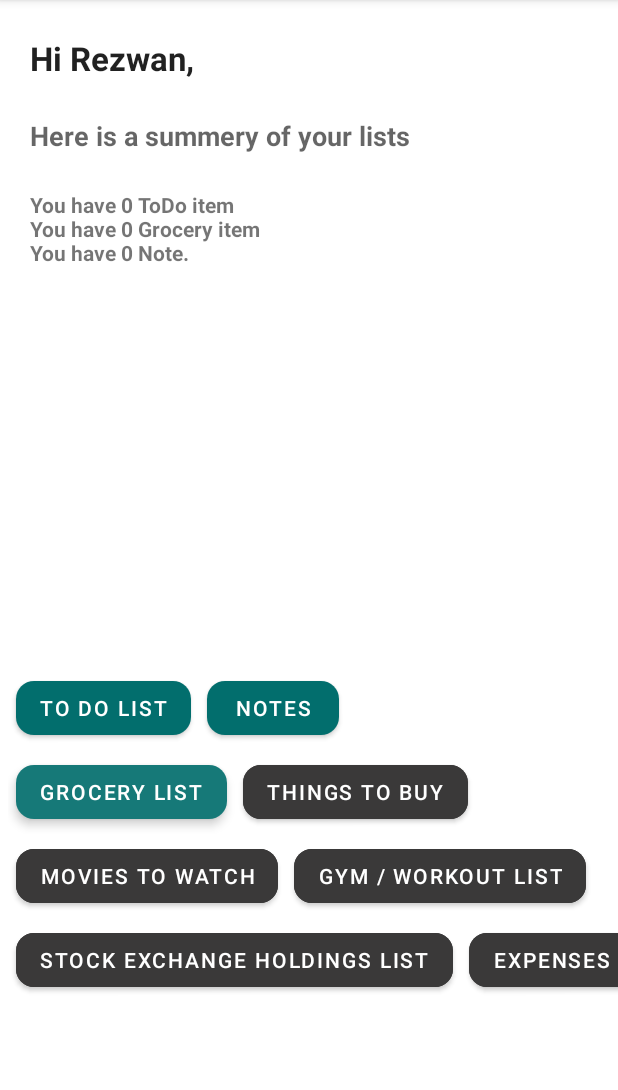
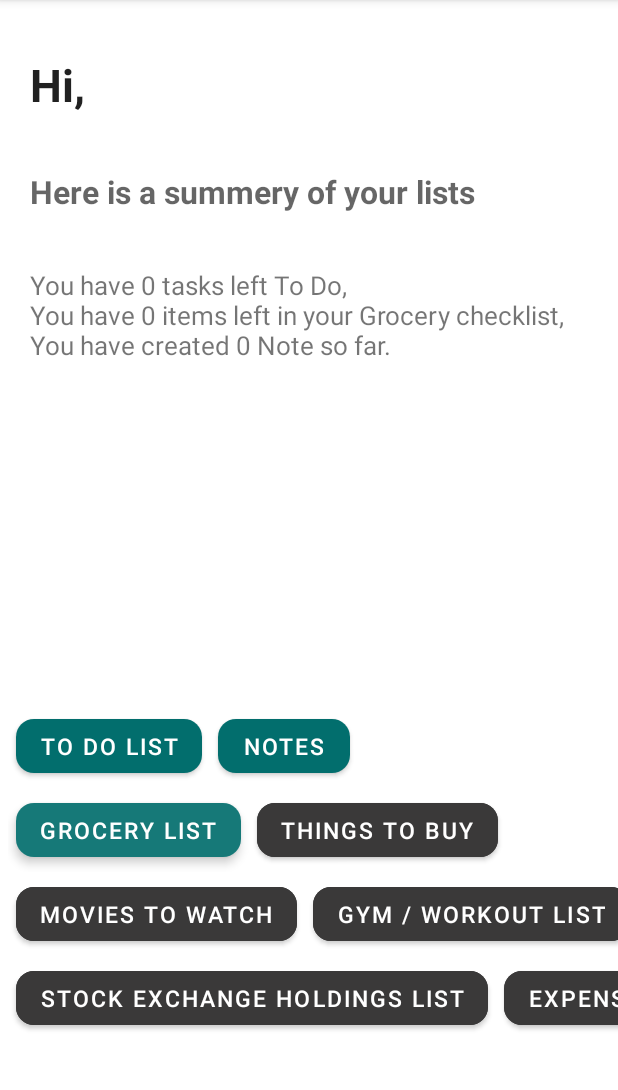
Before and after one commit to AjNafis/PresentList, an Android app: the screen it shows after launch (mainMenu_Activity), on a phone screen of 412 x 824 dp, the part 84-1174 px from its top. Run offline under Robolectric (Android 15) with nearby library versions, the phone set to English and light mode, and no system bars.

Commit message:
Made some UI changes.

```diff
--- a/app/src/main/java/com/example/MillenApp/MainMenu/mainMenu_Activity.java
+++ b/app/src/main/java/com/example/MillenApp/MainMenu/mainMenu_Activity.java
@@ -86,15 +86,15 @@ public class mainMenu_Activity extends AppCompatActivity {
         //We are doing this to keep track of how many rows are present in the database for each individual list.
         Cursor cr = TodoListDb.rawQuery("SELECT COUNT(ID) FROM ToDoListDataTable",null);
         cr.moveToFirst();
-        totalRows.add("You have " + cr.getString(0) + " ToDo " + (Integer.parseInt(cr.getString(0)) > 1 ? "items" : "item" ));
+        totalRows.add("You have " + cr.getString(0) + (Integer.parseInt(cr.getString(0)) != 1 ? " tasks" : " task" ) + " left To Do, ");
 
         cr = GroceryListDb.rawQuery("SELECT COUNT(*) FROM GroceryListDataTable",null);
         cr.moveToFirst();
-        totalRows.add("You have " + cr.getString(0) + " Grocery " + (Integer.parseInt(cr.getString(0)) > 1 ? "items" : "item" ));
+        totalRows.add("You have " + cr.getString(0) + (Integer.parseInt(cr.getString(0)) != 1 ? " items" : " item") + " left in your Grocery checklist,");
 
         cr = NotesListDb.rawQuery("SELECT COUNT(*) FROM NotesListDataTable",null);
         cr.moveToFirst();
-        totalRows.add("You have " + cr.getString(0) + (Integer.parseInt(cr.getString(0)) > 1 ? " Notes." : " Note.")) ;
+        totalRows.add("You have created " + cr.getString(0) + (Integer.parseInt(cr.getString(0)) > 1 ? " Notes" : " Note") + " so far. ") ;
 
         cr.close();
         summaryView = findViewById(R.id.summaryTV);
--- a/app/src/main/res/layout/activity_main_screen.xml
+++ b/app/src/main/res/layout/activity_main_screen.xml
@@ -5,6 +5,23 @@
     android:layout_width="match_parent"
     android:layout_height="match_parent"
     tools:context="com.example.MillenApp.MainMenu.mainMenu_Activity">
+
+    <ImageView
+        android:id="@+id/dividerIV2"
+        android:layout_width="match_parent"
+        android:layout_height="2dp"
+        android:layout_marginStart="15dp"
+        android:layout_marginEnd="15dp"
+        android:layout_weight="1"
+        android:background="@color/rez_divider_grey"
+        android:paddingBottom="0dp"
+        android:visibility="invisible"
+        app:layout_constraintBottom_toBottomOf="parent"
+        app:layout_constraintEnd_toEndOf="parent"
+        app:layout_constraintStart_toStartOf="parent"
+        app:layout_constraintTop_toBottomOf="@+id/horizontalScrollView"
+        app:srcCompat="?attr/dividerHorizontal"
+        tools:srcCompat="?android:attr/listDivider" />
 
     <ProgressBar
         android:id="@+id/progressBar"
@@ -19,18 +36,36 @@
         app:layout_constraintTop_toBottomOf="@+id/summaryTV" />
 
 
+    <ImageView
+        android:id="@+id/dividerIV"
+        android:layout_width="match_parent"
+        android:layout_height="2dp"
+        android:layout_marginLeft="15dp"
+        android:layout_marginRight="15dp"
+        android:layout_weight="1"
+        android:background="@color/rez_divider_grey"
+        android:paddingBottom="0dp"
+        android:visibility="invisible"
+        app:layout_constraintBottom_toTopOf="@+id/horizontalScrollView"
+        app:layout_constraintEnd_toEndOf="parent"
+        app:layout_constraintHorizontal_bias="0.5"
+        app:layout_constraintStart_toStartOf="parent"
+        app:layout_constraintTop_toBottomOf="@+id/progressBar"
+        app:srcCompat="?attr/dividerHorizontal"
+        tools:srcCompat="?android:attr/listDivider" />
+
     <HorizontalScrollView
         android:id="@+id/horizontalScrollView"
         android:layout_width="0dp"
-        android:layout_height="300dp"
-        app:layout_constraintBottom_toBottomOf="parent"
+        android:layout_height="wrap_content"
+        app:layout_constraintBottom_toTopOf="@+id/dividerIV2"
         app:layout_constraintEnd_toEndOf="parent"
         app:layout_constraintStart_toStartOf="parent"
         app:layout_constraintTop_toBottomOf="@+id/scroolViewHeaderTV">
 
         <LinearLayout
             android:layout_width="wrap_content"
-            android:layout_height="match_parent"
+            android:layout_height="wrap_content"
             android:orientation="vertical"
             android:paddingLeft="5dp"
             android:paddingRight="5dp"
@@ -54,6 +89,7 @@
                     android:layout_marginRight="5dp"
                     android:layout_marginBottom="4dp"
                     android:text="To Do List"
+                    android:textSize="15sp"
                     app:cornerRadius="12dp" />
 
                 <Button
@@ -65,6 +101,7 @@
                     android:layout_marginRight="5dp"
                     android:layout_marginBottom="4dp"
                     android:text="Notes"
+                    android:textSize="15sp"
                     app:cornerRadius="12dp" />
             </LinearLayout>
 
@@ -82,6 +119,7 @@
                     android:layout_marginRight="5dp"
                     android:layout_marginBottom="4dp"
                     android:text="Grocery List"
+                    android:textSize="15sp"
                     app:cornerRadius="12dp" />
 
                 <Button
@@ -94,6 +132,7 @@
                     android:layout_marginBottom="4dp"
                     android:backgroundTint="#3A3939"
                     android:text="Things to Buy"
+                    android:textSize="15sp"
                     app:cornerRadius="12dp" />
 
             </LinearLayout>
@@ -113,6 +152,7 @@
                     android:layout_marginBottom="4dp"
                     android:backgroundTint="#3A3939"
                     android:text="Movies to Watch"
+                    android:textSize="15sp"
                     app:cornerRadius="12dp" />
 
                 <Button
@@ -125,6 +165,7 @@
                     android:layout_marginBottom="4dp"
                     android:backgroundTint="#3A3939"
                     android:text="Gym / Workout List"
+                    android:textSize="15sp"
                     app:cornerRadius="12dp" />
 
             </LinearLayout>
@@ -145,6 +186,7 @@
                     android:layout_marginBottom="4dp"
                     android:backgroundTint="#3A3939"
                     android:text="Stock Exchange Holdings List"
+                    android:textSize="15sp"
                     app:cornerRadius="12dp" />
 
                 <Button
@@ -158,6 +200,7 @@
                     android:layout_weight="1"
                     android:backgroundTint="#3A3939"
                     android:text="Expenses List"
+                    android:textSize="15sp"
                     app:cornerRadius="12dp" />
 
             </LinearLayout>
@@ -169,8 +212,9 @@
         android:id="@+id/welcomeMsgTV"
         android:layout_width="wrap_content"
         android:layout_height="wrap_content"
-        android:text="Hi Rezwan,"
+        android:text="Hi,"
         android:textAppearance="@style/TextAppearance.AppCompat.Large"
+        android:textSize="30sp"
         android:textStyle="bold"
         android:visibility="visible"
         app:layout_constraintBottom_toTopOf="@+id/staticTextView"
@@ -198,7 +242,9 @@
         android:layout_width="wrap_content"
         android:layout_height="wrap_content"
         android:text="Here is a summery of your lists"
+        android:textAlignment="viewStart"
         android:textAppearance="@style/TextAppearance.AppCompat.Medium"
+        android:textSize="21sp"
         android:textStyle="bold"
         app:layout_constraintBottom_toTopOf="@+id/summaryTV"
         app:layout_constraintStart_toStartOf="@+id/leftVerticleGLine"
@@ -209,7 +255,8 @@
         android:layout_width="0dp"
         android:layout_height="171dp"
         android:text="Show summary for data in database"
-        android:textStyle="bold"
+        android:textAppearance="@style/TextAppearance.AppCompat.Small"
+        android:textSize="17sp"
         app:layout_constraintBottom_toTopOf="@+id/progressBar"
         app:layout_constraintEnd_toStartOf="@+id/rightVerticleGLine"
         app:layout_constraintHorizontal_bias="0.5"
@@ -227,11 +274,13 @@
         android:id="@+id/scroolViewHeaderTV"
         android:layout_width="0dp"
         android:layout_height="wrap_content"
+        android:layout_marginLeft="30dp"
+        android:layout_marginRight="30dp"
         android:text="Please choose a list to continue"
         android:textAlignment="center"
         android:textAppearance="@style/TextAppearance.AppCompat.Medium"
         android:textStyle="bold"
-        android:visibility="invisible"
+        android:visibility="gone"
         app:layout_constraintBottom_toTopOf="@+id/horizontalScrollView"
         app:layout_constraintEnd_toEndOf="parent"
         app:layout_constraintHorizontal_bias="0.5"
```
